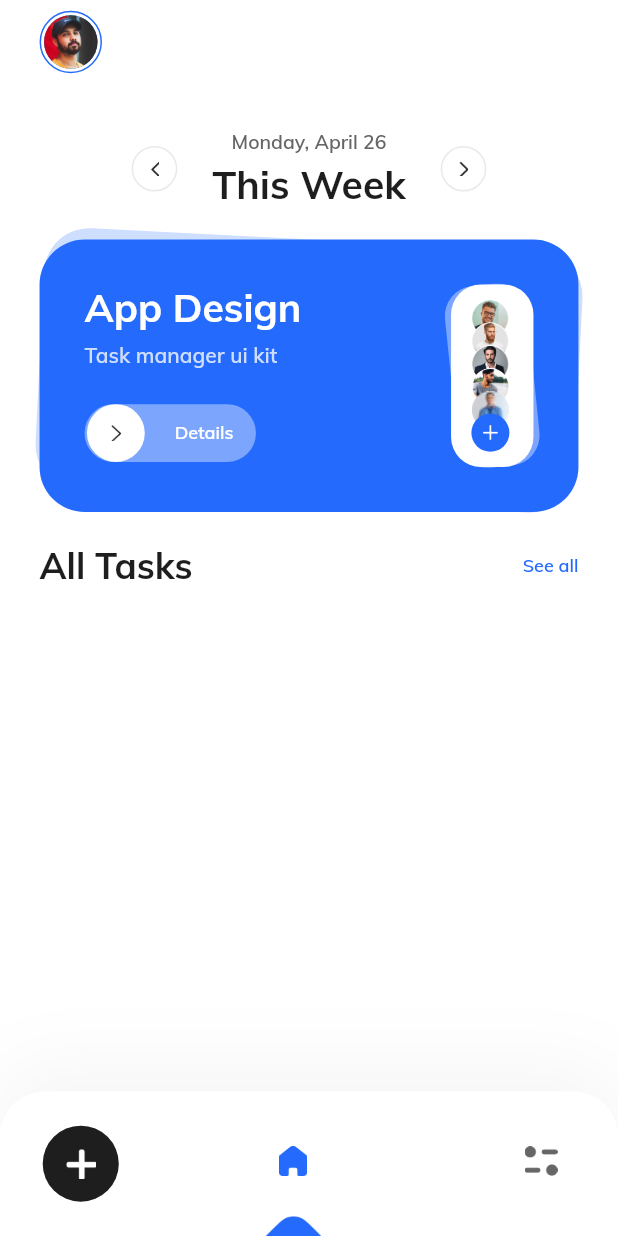
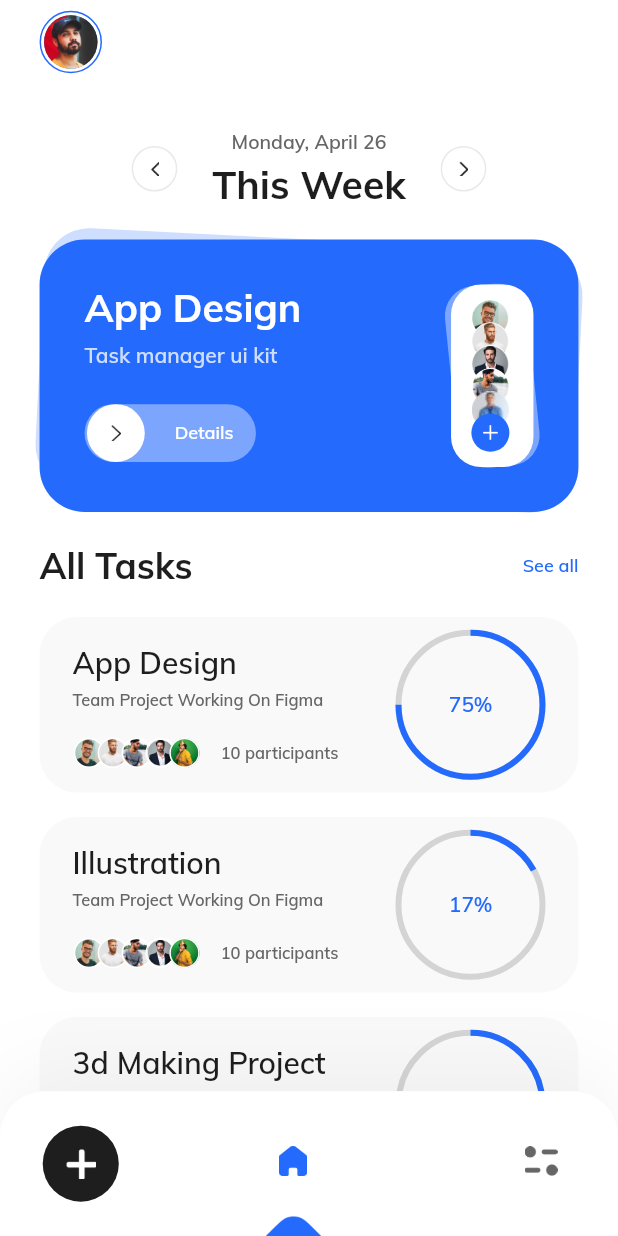
Before and after one commit to Ahmedkhattab21/taskManagement, a Flutter app: the KBottomNavigationBar screen opened directly, on a phone screen of 412 x 824 dp. Run offline on Flutter 3.47's test engine with Material 2 defaults, Android fonts, the phone set to English and light mode, and no system bars; drawn by our look-alikes of percent_indicator; our stand-ins replace bloc, dots_indicator, easy_splash_screen, flutter_bloc, image_picker, velocity_x.

Commit message:
design test6 commit

```diff
--- a/lib/app_route.dart
+++ b/lib/app_route.dart
@@ -2,6 +2,7 @@ import 'package:flutter/material.dart';
 import 'package:flutter_bloc/flutter_bloc.dart';
 import 'package:wtasks/presentation/screens/LogInPassword.dart';
 import 'package:wtasks/presentation/screens/OnBoardingScreen.dart';
+import 'package:wtasks/presentation/screens/TaskDetailsScreen.dart';
 import 'package:wtasks/presentation/screens/loginScreen.dart';
 import 'package:wtasks/presentation/screens/profileSetupScreen.dart';
 import 'package:wtasks/presentation/screens/signUpScreen.dart';
@@ -44,6 +45,8 @@ class AppRoute{
         return MaterialPageRoute(builder:(BuildContext ctx)=>BlocProvider(
             create:(BuildContext context)=>BottomNavigationBarCubit() ,
             child: const KBottomNavigationBar()));
+      case taskDetailsScreen:
+        return MaterialPageRoute(builder:(BuildContext ctx)=> TaskDetailsScreen());
     }
   }
 }
--- a/lib/constant/string.dart
+++ b/lib/constant/string.dart
@@ -5,3 +5,4 @@ const logInPassword='/loginPassword';
 const signUp='/signUp';
 const profileSetup='/profileSetupScreen';
 const bottomNavigationBar="/bottomNavigationBar";
+const taskDetailsScreen="/taskDetailsScreen";
--- a/lib/presentation/screens/home.dart
+++ b/lib/presentation/screens/home.dart
@@ -4,6 +4,7 @@ import 'package:flutter/material.dart';
 import '../../constant/k_size.dart';
 import '../../constant/k_textStyle.dart';
 import '../../constant/my_colors.dart';
+import '../widgets/TaskCard.dart';
 import '../widgets/TaskDetailsCard.dart';
 
 
@@ -101,24 +102,24 @@ class _HomeScreenState extends State<HomeScreen> {
                 ],
               ),
               SizedBox(height: KSize.getHeight(context, 19.0)),
-              // TaskCard(
-              //   taskTitle: "App Design",
-              //   taskSubTitle: "Team Project Working On Figma",
-              //   numberOfParticipants: 10,
-              //   taskProgress: 75,
-              // ),
-              // TaskCard(
-              //   taskTitle: "Illustration",
-              //   taskSubTitle: "Team Project Working On Figma",
-              //   numberOfParticipants: 10,
-              //   taskProgress: 17,
-              // ),
-              // TaskCard(
-              //   taskTitle: "3d Making Project",
-              //   taskSubTitle: "Team Project Working On Figma",
-              //   numberOfParticipants: 10,
-              //   taskProgress: 55,
-              // ),
+              TaskCard(
+                taskTitle: "App Design",
+                taskSubTitle: "Team Project Working On Figma",
+                numberOfParticipants: 10,
+                taskProgress: 75,
+              ),
+              TaskCard(
+                taskTitle: "Illustration",
+                taskSubTitle: "Team Project Working On Figma",
+                numberOfParticipants: 10,
+                taskProgress: 17,
+              ),
+              TaskCard(
+                taskTitle: "3d Making Project",
+                taskSubTitle: "Team Project Working On Figma",
+                numberOfParticipants: 10,
+                taskProgress: 55,
+              ),
             ],
           ),
         ),
--- /dev/null
+++ b/lib/presentation/widgets/TaskCard.dart
@@ -0,0 +1,153 @@
+import 'package:flutter/material.dart';
+import 'package:percent_indicator/percent_indicator.dart';
+
+import '../../constant/k_size.dart';
+import '../../constant/k_textStyle.dart';
+import '../../constant/my_colors.dart';
+import '../../constant/string.dart';
+
+
+class TaskCard extends StatelessWidget {
+  final String taskTitle;
+  final String taskSubTitle;
+  final int numberOfParticipants;
+  final int taskProgress;
+
+  const TaskCard({
+    Key? key,
+    required this.taskTitle,
+    required this.taskSubTitle,
+   required this.numberOfParticipants,
+    required this.taskProgress,
+  }) : super(key: key);
+
+  @override
+  Widget build(BuildContext context) {
+    return GestureDetector(
+      onTap: () {
+        Navigator.pushNamed(context, taskDetailsScreen);
+      },
+      child: Container(
+        margin: EdgeInsets.only(bottom: KSize.getHeight(context, 16.0)),
+        padding: EdgeInsets.symmetric(horizontal: KSize.getWidth(context, 20)),
+        decoration: BoxDecoration(color: KColor.cultured6, borderRadius: BorderRadius.circular(25.0)),
+        child: Row(
+          mainAxisAlignment: MainAxisAlignment.spaceBetween,
+          children: [
+            Column(
+              crossAxisAlignment: CrossAxisAlignment.start,
+              children: [
+                Padding(
+                  padding: EdgeInsets.only(top: KSize.getHeight(context, 18.0), bottom: KSize.getHeight(context, 5.0)),
+                  child: Text(taskTitle, style: KTextStyle.headline6),
+                ),
+                Text(taskSubTitle,
+                    style: KTextStyle.caption.copyWith(
+                      color: KColor.dimGray,
+                      fontSize: 11.0,
+                    )),
+                Padding(
+                  padding: EdgeInsets.only(top: KSize.getHeight(context, 18.0), bottom: KSize.getHeight(context, 16.07)),
+                  child: Row(
+                    children: [
+                      Stack(
+                        clipBehavior: Clip.none,
+                        children: [
+                          Container(
+                            height: KSize.getHeight(context, 19.93),
+                            width: KSize.getWidth(context, 19.93),
+                            decoration: BoxDecoration(
+                                border: Border.all(
+                                  color: KColor.white,
+                                  width: 1,
+                                ),
+                                shape: BoxShape.circle,
+                                image:const DecorationImage(image: AssetImage('assets/png/img2.png'))),
+                          ),
+                          Positioned(
+                            left: KSize.getWidth(context, 14.5),
+                            child: Container(
+                              height: KSize.getHeight(context, 19.93),
+                              width: KSize.getWidth(context, 19.93),
+                              decoration: BoxDecoration(
+                                  border: Border.all(
+                                    color: KColor.white,
+                                    width: 1,
+                                  ),
+                                  shape: BoxShape.circle,
+                                  image:const DecorationImage(image: AssetImage('assets/png/img21.png'))),
+                            ),
+                          ),
+                          Positioned(
+                            left: KSize.getWidth(context, 29),
+                            child: Container(
+                              height: KSize.getHeight(context, 19.93),
+                              width: KSize.getWidth(context, 19.93),
+                              decoration: BoxDecoration(
+                                  border: Border.all(
+                                    color: KColor.white,
+                                    width: 1,
+                                  ),
+                                  shape: BoxShape.circle,
+                                  image:const DecorationImage(image: AssetImage('assets/png/img44.png'))),
+                            ),
+                          ),
+                          Positioned(
+                            left: KSize.getWidth(context, 43.5),
+                            child: Container(
+                                height: KSize.getHeight(context, 19.93),
+                                width: KSize.getWidth(context, 19.93),
+                                decoration: BoxDecoration(
+                                  border: Border.all(
+                                    color: KColor.white,
+                                    width: 1,
+                                  ),
+                                  shape: BoxShape.circle,
+                                ),
+                                child: Center(child: Image.asset("assets/png/img41.png"))),
+                          ),
+                          Positioned(
+                            left: KSize.getWidth(context, 58),
+                            child: Container(
+                              height: KSize.getHeight(context, 19.93),
+                              width: KSize.getWidth(context, 19.93),
+                              decoration: BoxDecoration(
+                                  border: Border.all(
+                                    color: KColor.white,
+                                    width: 1,
+                                  ),
+                                  shape: BoxShape.circle,
+                                  image:const DecorationImage(image: AssetImage('assets/png/Image1.png'))),
+                            ),
+                          ),
+                        ],
+                      ),
+                      SizedBox(
+                        width: KSize.getWidth(context, 70),
+                      ),
+                      Text("$numberOfParticipants participants",
+                          style: KTextStyle.caption.copyWith(
+                            color: KColor.dimGray,
+                            fontSize: 11.0,
+                          ))
+                    ],
+                  ),
+                )
+              ],
+            ),
+            Container(
+              child: CircularPercentIndicator(
+                radius: 50.0,
+                lineWidth: 4.0,
+                percent: taskProgress / 100,
+                center: Text("$taskProgress%", style:const TextStyle(color: KColor.ultramarineBlue)),
+                backgroundColor: KColor.lightGray,
+                progressColor: KColor.ultramarineBlue,
+              ),
+            ),
+          ],
+        ),
+      ),
+    );
+  }
+}
--- a/pubspec.yaml
+++ b/pubspec.yaml
@@ -47,6 +47,9 @@ dev_dependencies:
   dots_indicator: ^2.1.0
   image_picker: ^0.8.6
   vector_math: ^2.1.2
+  percent_indicator: ^4.2.2
+  flutter_svg: ^1.1.6
+
 
 
 
```
Also changed, not shown: lib/main.dart (+4 -4 lines), lib/presentation/screens/TaskDetailsScreen.dart (added, +325 -0 lines), pubspec.lock.
